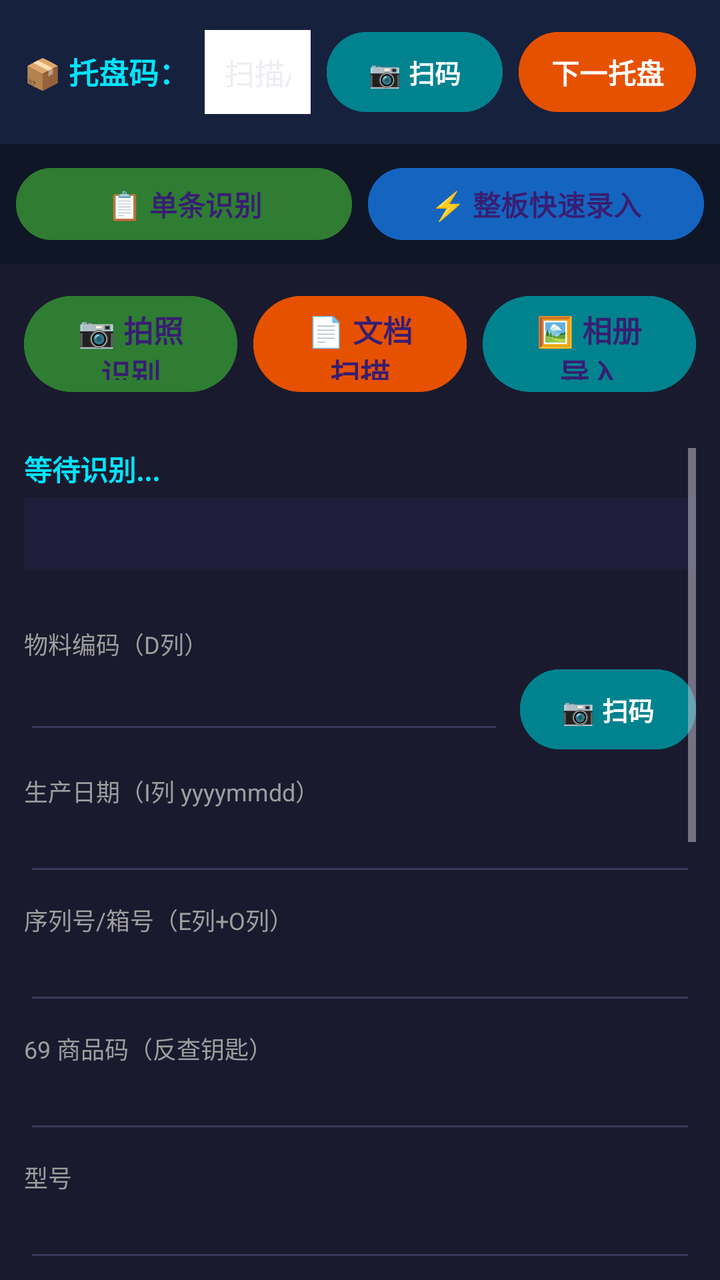
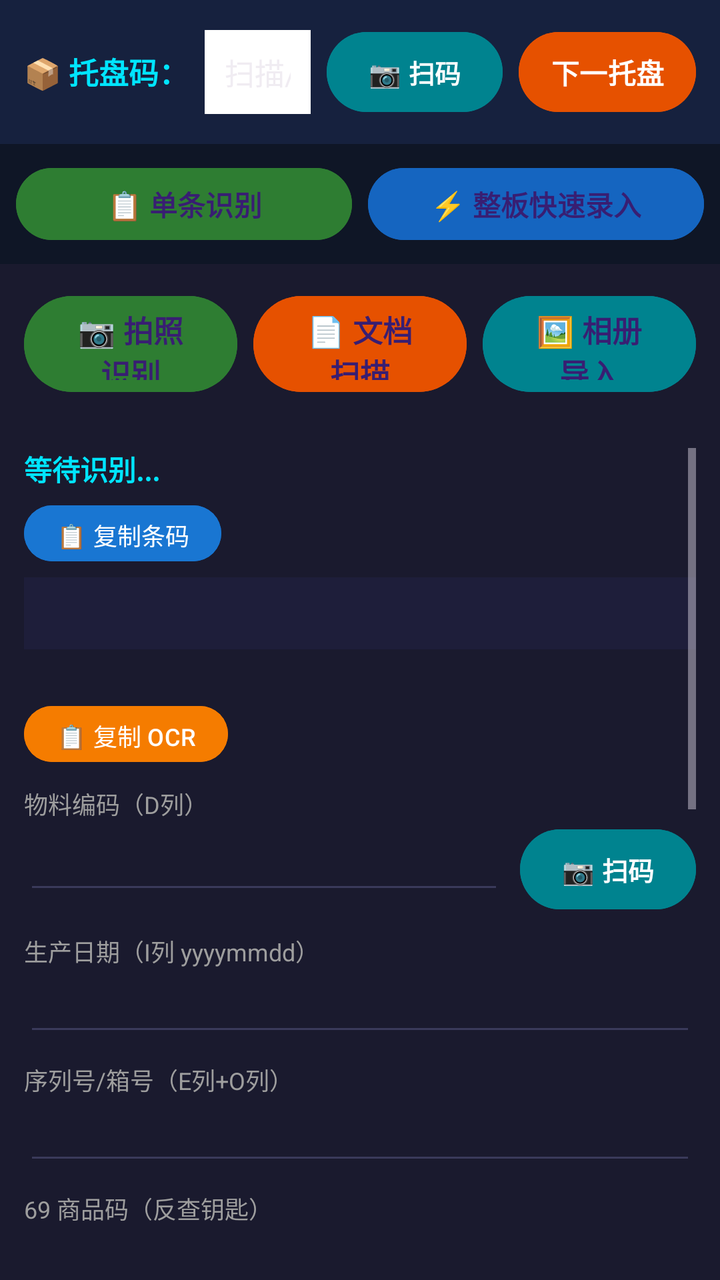

Screens rendered from an Android XML layout before and after an edit, with the pre-edit source and the edit as a unified diff.
<!-- AndroidManifest.xml: application theme Theme.LabelScanner -->
<!-- res/layout/activity_main.xml -->
<?xml version="1.0" encoding="utf-8"?>
<LinearLayout xmlns:android="http://schemas.android.com/apk/res/android"
    android:layout_width="match_parent"
    android:layout_height="match_parent"
    android:orientation="vertical"
    android:background="#1a1a2e">

    
    <LinearLayout
        android:id="@+id/trayBar"
        android:layout_width="match_parent"
        android:layout_height="wrap_content"
        android:orientation="horizontal"
        android:padding="12dp"
        android:background="#16213e"
        android:gravity="center_vertical">

        <TextView
            android:layout_width="wrap_content"
            android:layout_height="wrap_content"
            android:text="📦 托盘码："
            android:textColor="#00e5ff"
            android:textSize="15sp"
            android:textStyle="bold" />

        <EditText
            android:id="@+id/etTrayCode"
            android:layout_width="0dp"
            android:layout_height="wrap_content"
            android:layout_weight="1"
            android:layout_marginStart="8dp"
            android:background="@android:color/white"
            android:hint="扫描/输入托盘码"
            android:inputType="textCapCharacters"
            android:padding="10dp"
            android:textColor="#000000"
            android:textSize="15sp" />

        <Button
            android:id="@+id/btnScanTrayCode"
            android:layout_width="wrap_content"
            android:layout_height="wrap_content"
            android:layout_marginStart="8dp"
            android:backgroundTint="#00838f"
            android:paddingHorizontal="16dp"
            android:text="📷 扫码"
            android:textColor="#ffffff"
            android:textSize="13sp"
            android:textStyle="bold" />

        <Button
            android:id="@+id/btnNextTray"
            android:layout_width="wrap_content"
            android:layout_height="wrap_content"
            android:layout_marginStart="8dp"
            android:backgroundTint="#e65100"
            android:paddingHorizontal="16dp"
            android:text="下一托盘"
            android:textColor="#ffffff"
            android:textSize="14sp"
            android:textStyle="bold" />
    </LinearLayout>

    
    <LinearLayout
        android:layout_width="match_parent"
        android:layout_height="wrap_content"
        android:orientation="horizontal"
        android:padding="8dp"
        android:background="#0f1626"
        android:gravity="center">

        <Button
            android:id="@+id/btnModeSingle"
            android:layout_width="0dp"
            android:layout_height="44dp"
            android:layout_weight="1"
            android:backgroundTint="#2e7d32"
            android:text="📋 单条识别"
            android:textSize="14sp"
            android:textStyle="bold" />

        <Button
            android:id="@+id/btnModeBatch"
            android:layout_width="0dp"
            android:layout_height="44dp"
            android:layout_weight="1"
            android:layout_marginStart="8dp"
            android:backgroundTint="#1565c0"
            android:text="⚡ 整板快速录入"
            android:textSize="14sp"
            android:textStyle="bold" />
    </LinearLayout>

    
    <LinearLayout
        android:id="@+id/panelSingle"
        android:layout_width="match_parent"
        android:layout_height="0dp"
        android:layout_weight="1"
        android:orientation="vertical">

        
        <LinearLayout
            android:layout_width="match_parent"
            android:layout_height="wrap_content"
            android:orientation="horizontal"
            android:padding="12dp"
            android:gravity="center">

            <Button
                android:id="@+id/btnCamera"
                android:layout_width="0dp"
                android:layout_height="56dp"
                android:layout_weight="1"
                android:backgroundTint="#2e7d32"
                android:text="📷 拍照识别"
                android:textSize="15sp"
                android:textStyle="bold" />

            <Button
                android:id="@+id/btnDocScan"
                android:layout_width="0dp"
                android:layout_height="56dp"
                android:layout_weight="1"
                android:layout_marginStart="8dp"
                android:backgroundTint="#e65100"
                android:text="📄 文档扫描"
                android:textSize="15sp"
                android:textStyle="bold" />

            <Button
                android:id="@+id/btnGallery"
                android:layout_width="0dp"
                android:layout_height="56dp"
                android:layout_weight="1"
                android:layout_marginStart="8dp"
                android:backgroundTint="#00838f"
                android:text="🖼 相册导入"
                android:textSize="15sp"
                android:textStyle="bold" />
        </LinearLayout>

        
        <ScrollView
            android:layout_width="match_parent"
            android:layout_height="0dp"
            android:layout_weight="1"
            android:padding="12dp">

            <LinearLayout
                android:layout_width="match_parent"
                android:layout_height="wrap_content"
                android:orientation="vertical">

                <TextView
                    android:id="@+id/tvBarcodes"
                    android:layout_width="match_parent"
                    android:layout_height="wrap_content"
                    android:text="等待识别..."
                    android:textColor="#00e5ff"
                    android:textSize="14sp"
                    android:textStyle="bold" />

                <TextView
                    android:id="@+id/resultPanel"
                    android:layout_width="match_parent"
                    android:layout_height="wrap_content"
                    android:layout_marginTop="4dp"
                    android:minHeight="36dp"
                    android:padding="8dp"
                    android:textColor="#ffffff"
                    android:textSize="13sp"
                    android:background="@color/result_idle" />

                <TextView
                    android:id="@+id/tvExtras"
                    android:layout_width="match_parent"
                    android:layout_height="wrap_content"
                    android:layout_marginTop="4dp"
                    android:textColor="#ffd54f"
                    android:textSize="12sp" />

                
                <TextView style="@style/FieldLabel" android:text="物料编码（D列）" />
                            <LinearLayout
                                android:layout_width="match_parent"
                                android:layout_height="wrap_content"
                                android:orientation="horizontal">
                                <EditText
                                    android:id="@+id/etMaterial"
                                    style="@style/FieldInput"
                                    android:layout_width="0dp"
                                    android:layout_weight="1" />
                                <Button
                                    android:id="@+id/btnScanMaterial"
                                    android:layout_width="wrap_content"
                                    android:layout_height="wrap_content"
                                    android:layout_marginStart="8dp"
                                    android:backgroundTint="#00838f"
                                    android:paddingHorizontal="16dp"
                                    android:text="📷 扫码"
                                    android:textColor="#ffffff"
                                    android:textSize="13sp"
                                    android:textStyle="bold" />
                            </LinearLayout>

                <TextView style="@style/FieldLabel" android:text="生产日期（I列 yyyymmdd）" />
                <EditText
                    android:id="@+id/etDate"
                    style="@style/FieldInput"
                    android:inputType="number" />

                <TextView style="@style/FieldLabel" android:text="序列号/箱号（E列+O列）" />
                <EditText
                    android:id="@+id/etSn"
                    style="@style/FieldInput" />

                <TextView style="@style/FieldLabel" android:text="69 商品码（反查钥匙）" />
                <EditText
                    android:id="@+id/etEan69"
                    style="@style/FieldInput" />

                <TextView style="@style/FieldLabel" android:text="型号" />
                <EditText
                    android:id="@+id/etModel"
                    style="@style/FieldInput" />

                <TextView style="@style/FieldLabel" android:text="颜色" />
                <EditText
                    android:id="@+id/etColor"
                    style="@style/FieldInput" />

                <TextView style="@style/FieldLabel" android:text="硒鼓/耗材型号" />
                <EditText
                    android:id="@+id/etToner"
                    style="@style/FieldInput" />

                
                <LinearLayout
                    android:layout_width="match_parent"
                    android:layout_height="wrap_content"
                    android:layout_marginTop="16dp"
                    android:orientation="horizontal">

                    <Button
                        android:id="@+id/btnSave"
                        android:layout_width="0dp"
                        android:layout_height="64dp"
                        android:layout_weight="1"
                        android:backgroundTint="#2e7d32"
                        android:text="✅ 保存本条"
                        android:textSize="18sp"
                        android:textStyle="bold" />

                    <Button
                        android:id="@+id/btnDiscard"
                        android:layout_width="0dp"
                        android:layout_height="64dp"
                        android:layout_weight="1"
                        android:layout_marginStart="12dp"
                        android:backgroundTint="#c62828"
                        android:text="✖ 丢弃"
                        android:textSize="18sp"
                        android:textStyle="bold" />
                </LinearLayout>

                
                <LinearLayout
                    android:layout_width="match_parent"
                    android:layout_height="wrap_content"
                    android:layout_marginTop="12dp"
                    android:gravity="center_vertical"
                    android:orientation="horizontal">

                    <TextView
                        android:id="@+id/tvCount"
                        android:layout_width="0dp"
                        android:layout_height="wrap_content"
                        android:layout_weight="1"
                        android:text="📋 已保存 0 条"
                        android:textColor="#00e5ff"
                        android:textSize="14sp" />

                    <Button
                        android:id="@+id/btnList"
                        android:layout_width="wrap_content"
                        android:layout_height="56dp"
                        android:backgroundTint="#6a1b9a"
                        android:paddingHorizontal="20dp"
                        android:text="📋 数据列表"
                        android:textSize="15sp"
                        android:textStyle="bold" />

                    <Button
                        android:id="@+id/btnExport"
                        android:layout_width="wrap_content"
                        android:layout_height="56dp"
                        android:layout_marginStart="8dp"
                        android:backgroundTint="#1565c0"
                        android:paddingHorizontal="20dp"
                        android:text="📤 导出 CSV"
                        android:textSize="15sp"
                        android:textStyle="bold" />

                    <Button
                        android:id="@+id/btnExportWms"
                        android:layout_width="wrap_content"
                        android:layout_height="56dp"
                        android:layout_marginStart="8dp"
                        android:backgroundTint="#ad1457"
                        android:paddingHorizontal="20dp"
                        android:text="🏭 导出 WMS"
                        android:textSize="15sp"
                        android:textStyle="bold" />
                </LinearLayout>

                
                <Button
                    android:id="@+id/btnTestRecognize"
                    android:layout_width="match_parent"
                    android:layout_height="56dp"
                    android:layout_marginTop="12dp"
                    android:backgroundTint="#7b1fa2"
                    android:text="🔬 测试识别（打印原始条码+OCR）"
                    android:textSize="15sp"
                    android:textStyle="bold" />
            </LinearLayout>
        </ScrollView>
    </LinearLayout>

    
    <LinearLayout
        android:id="@+id/panelBatch"
        android:layout_width="match_parent"
        android:layout_height="0dp"
        android:layout_weight="1"
        android:orientation="vertical"
        android:visibility="gone">

        
        <LinearLayout
            android:layout_width="match_parent"
            android:layout_height="wrap_content"
            android:orientation="vertical"
            android:padding="12dp"
            android:background="#16213e">

            <TextView
                android:layout_width="match_parent"
                android:layout_height="wrap_content"
                android:text="📦 整板共享信息（填一次，自动应用到所有条码）"
                android:textColor="#00e5ff"
                android:textSize="14sp"
                android:textStyle="bold"
                android:paddingBottom="8dp" />

            <TextView style="@style/FieldLabel" android:text="物料编码（必填）" />
            <LinearLayout
                android:layout_width="match_parent"
                android:layout_height="wrap_content"
                android:orientation="horizontal">
                <EditText
                    android:id="@+id/etBatchMaterial"
                    style="@style/FieldInput"
                    android:layout_width="0dp"
                    android:layout_weight="1"
                    android:hint="如：1234567890" />
                <Button
                    android:id="@+id/btnScanBatchMaterial"
                    android:layout_width="wrap_content"
                    android:layout_height="wrap_content"
                    android:layout_marginStart="8dp"
                    android:backgroundTint="#00838f"
                    android:paddingHorizontal="16dp"
                    android:text="📷 扫码"
                    android:textColor="#ffffff"
                    android:textSize="13sp"
                    android:textStyle="bold" />
            </LinearLayout>

            <TextView style="@style/FieldLabel" android:text="生产日期（必填，yyyymmdd）" />
            <EditText
                android:id="@+id/etBatchDate"
                style="@style/FieldInput"
                android:inputType="number"
                android:hint="如：20250809" />

            <TextView style="@style/FieldLabel" android:text="69 商品码（选填，用于反查）" />
            <EditText
                android:id="@+id/etBatchEan69"
                style="@style/FieldInput"
                android:hint="69开头13位" />

            <TextView style="@style/FieldLabel" android:text="型号/颜色/硒鼓（选填）" />
            <LinearLayout
                android:layout_width="match_parent"
                android:layout_height="wrap_content"
                android:orientation="horizontal">
                <EditText
                    android:id="@+id/etBatchModel"
                    style="@style/FieldInput"
                    android:layout_width="0dp"
                    android:layout_weight="1"
                    android:hint="型号" />
                <EditText
                    android:id="@+id/etBatchColor"
                    style="@style/FieldInput"
                    android:layout_width="0dp"
                    android:layout_weight="1"
                    android:layout_marginStart="8dp"
                    android:hint="颜色" />
                <EditText
                    android:id="@+id/etBatchToner"
                    style="@style/FieldInput"
                    android:layout_width="0dp"
                    android:layout_weight="1"
                    android:layout_marginStart="8dp"
                    android:hint="硒鼓" />
            </LinearLayout>

            <Button
                android:id="@+id/btnBatchApplyShared"
                android:layout_width="match_parent"
                android:layout_height="56dp"
                android:layout_marginTop="12dp"
                android:backgroundTint="#6a1b9a"
                android:text="✅ 确认共享信息，开始扫描序列号"
                android:textSize="16sp"
                android:textStyle="bold" />
        </LinearLayout>

        
        <LinearLayout
            android:layout_width="match_parent"
            android:layout_height="0dp"
            android:layout_weight="1"
            android:orientation="vertical"
            android:padding="12dp">

            <LinearLayout
                android:layout_width="match_parent"
                android:layout_height="wrap_content"
                android:orientation="horizontal"
                android:gravity="center_vertical"
                android:paddingBottom="8dp">

                <TextView
                    android:layout_width="wrap_content"
                    android:layout_height="wrap_content"
                    android:text="📷 扫描序列号条码（仅识别 SN，自动去重）"
                    android:textColor="#00e5ff"
                    android:textSize="14sp"
                    android:textStyle="bold" />

                <TextView
                    android:id="@+id/tvBatchScannedCount"
                    android:layout_width="0dp"
                    android:layout_height="wrap_content"
                    android:layout_weight="1"
                    android:gravity="end"
                    android:text="已扫 0 个"
                    android:textColor="#ffd54f"
                    android:textSize="14sp"
                    android:textStyle="bold" />
            </LinearLayout>

            
            <LinearLayout
                android:layout_width="match_parent"
                android:layout_height="wrap_content"
                android:orientation="horizontal"
                android:paddingBottom="12dp">

                <Button
                    android:id="@+id/btnBatchCamera"
                    android:layout_width="0dp"
                    android:layout_height="56dp"
                    android:layout_weight="1"
                    android:backgroundTint="#2e7d32"
                    android:text="📷 拍照扫码"
                    android:textSize="15sp"
                    android:textStyle="bold" />

                <Button
                    android:id="@+id/btnBatchGallery"
                    android:layout_width="0dp"
                    android:layout_height="56dp"
                    android:layout_weight="1"
                    android:layout_marginStart="8dp"
                    android:backgroundTint="#00838f"
                    android:text="🖼 相册导入"
                    android:textSize="15sp"
                    android:textStyle="bold" />
            </LinearLayout>

            
            <TextView
                android:layout_width="match_parent"
                android:layout_height="wrap_content"
                android:text="已扫序列号（可长按删除）"
                android:textColor="#ffffff"
                android:textSize="13sp"
                android:paddingBottom="4dp" />

            <androidx.recyclerview.widget.RecyclerView
                android:id="@+id/rvBatchSnList"
                android:layout_width="match_parent"
                android:layout_height="0dp"
                android:layout_weight="1" />

            
            <LinearLayout
                android:layout_width="match_parent"
                android:layout_height="wrap_content"
                android:layout_marginTop="12dp"
                android:gravity="center_vertical"
                android:orientation="horizontal">

                <TextView
                    android:id="@+id/tvBatchCount"
                    android:layout_width="0dp"
                    android:layout_height="wrap_content"
                    android:layout_weight="1"
                    android:text="📋 本托盘 0 条"
                    android:textColor="#00e5ff"
                    android:textSize="14sp" />

                <Button
                    android:id="@+id/btnBatchClear"
                    android:layout_width="wrap_content"
                    android:layout_height="56dp"
                    android:backgroundTint="#c62828"
                    android:paddingHorizontal="20dp"
                    android:text="🗑 清空重扫"
                    android:textSize="14sp"
                    android:textStyle="bold" />

                <Button
                    android:id="@+id/btnBatchSaveAll"
                    android:layout_width="wrap_content"
                    android:layout_height="56dp"
                    android:layout_marginStart="8dp"
                    android:backgroundTint="#2e7d32"
                    android:paddingHorizontal="20dp"
                    android:text="💾 批量保存"
                    android:textSize="15sp"
                    android:textStyle="bold" />
            </LinearLayout>
        </LinearLayout>
    </LinearLayout>
</LinearLayout>
<!-- resources referenced by this layout -->
<resources>
  <color name="result_idle">#1e1e3a</color>
  <style name="FieldInput">
          <item name="android:layout_width">match_parent</item>
          <item name="android:layout_height">wrap_content</item>
          <item name="android:backgroundTint">#3a3a5a</item>
          <item name="android:textColor">#ffffff</item>
          <item name="android:textSize">16sp</item>
          <item name="android:singleLine">true</item>
      </style>
  <style name="FieldLabel">
          <item name="android:layout_width">match_parent</item>
          <item name="android:layout_height">wrap_content</item>
          <item name="android:layout_marginTop">8dp</item>
          <item name="android:textSize">12sp</item>
          <item name="android:textColor">#9e9e9e</item>
      </style>
  <style name="Theme.LabelScanner" parent="Theme.Material3.Dark.NoActionBar">
          <item name="android:statusBarColor">@android:color/transparent</item>
          <item name="android:navigationBarColor">@android:color/transparent</item>
          <item name="android:windowDrawsSystemBarBackgrounds">true</item>
          <item name="android:windowLightStatusBar">false</item>
          <item name="android:windowLightNavigationBar">false</item>
      </style>
</resources>

<!-- the commit's change to res/layout/activity_main.xml (unified diff, before → after) -->
@@ -162,6 +162,17 @@
                     android:textSize="14sp"
                     android:textStyle="bold" />
 
+                <Button
+                    android:id="@+id/btnCopyBarcodes"
+                    android:layout_width="wrap_content"
+                    android:layout_height="36dp"
+                    android:layout_marginTop="4dp"
+                    android:backgroundTint="#1976d2"
+                    android:paddingHorizontal="16dp"
+                    android:text="📋 复制条码"
+                    android:textColor="#ffffff"
+                    android:textSize="12sp" />
+
                 <TextView
                     android:id="@+id/resultPanel"
                     android:layout_width="match_parent"
@@ -179,6 +190,17 @@
                     android:layout_height="wrap_content"
                     android:layout_marginTop="4dp"
                     android:textColor="#ffd54f"
+                    android:textSize="12sp" />
+
+                <Button
+                    android:id="@+id/btnCopyOcr"
+                    android:layout_width="wrap_content"
+                    android:layout_height="36dp"
+                    android:layout_marginTop="4dp"
+                    android:backgroundTint="#f57c00"
+                    android:paddingHorizontal="16dp"
+                    android:text="📋 复制 OCR"
+                    android:textColor="#ffffff"
                     android:textSize="12sp" />
 
                 
